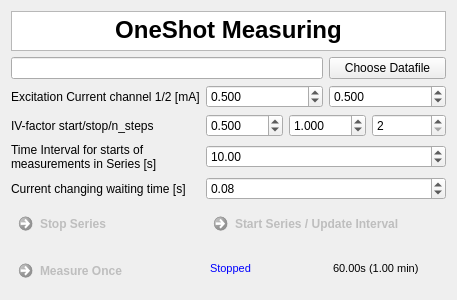
Above: configurations/OneShotMeasurement_multichannel.ui from Cryostat-GUI/Cryostat-GUI before the change. Below: the same form after it.
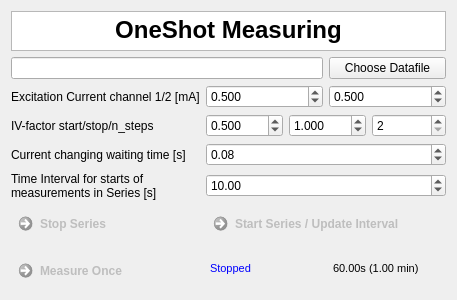
That is the form after the change.

```diff
--- a/configurations/OneShotMeasurement_multichannel.ui
+++ b/configurations/OneShotMeasurement_multichannel.ui
@@ -14,13 +14,17 @@
    <string>One Shot Measurement</string>
   </property>
   <layout class="QGridLayout" name="gridLayout">
-   <item row="5" column="1" colspan="2">
-    <widget class="QDoubleSpinBox" name="dspinInterval_s">
-     <property name="maximum">
-      <double>20000.000000000000000</double>
+   <item row="5" column="0">
+    <widget class="QLabel" name="label_3">
+     <property name="text">
+      <string>Current changing waiting time [s]</string>
      </property>
-     <property name="value">
-      <double>10.000000000000000</double>
+    </widget>
+   </item>
+   <item row="4" column="0">
+    <widget class="QLabel" name="label_2">
+     <property name="text">
+      <string>IV-factor start/stop/n_steps</string>
      </property>
     </widget>
    </item>
@@ -31,7 +35,7 @@
      </property>
     </widget>
    </item>
-   <item row="8" column="0">
+   <item row="10" column="0">
     <widget class="QCommandLinkButton" name="commandMeasure">
      <property name="enabled">
       <bool>false</bool>
@@ -56,13 +60,6 @@
      </property>
     </widget>
    </item>
-   <item row="4" column="0">
-    <widget class="QLabel" name="label_2">
-     <property name="text">
-      <string>IV-factor start/stop/n_steps</string>
-     </property>
-    </widget>
-   </item>
    <item row="4" column="1" colspan="2">
     <layout class="QGridLayout" name="gridLayout_2">
      <item row="0" column="2">
@@ -129,14 +126,6 @@
      </property>
     </widget>
    </item>
-   <item row="5" column="0">
-    <widget class="QLabel" name="label">
-     <property name="text">
-      <string>Time Interval for starts of 
-measurements in Series [s]</string>
-     </property>
-    </widget>
-   </item>
    <item row="2" column="1" colspan="2">
     <layout class="QGridLayout" name="gridLayout_3">
      <item row="0" column="1">
@@ -195,7 +184,7 @@
    <item row="1" column="0" colspan="2">
     <widget class="QLineEdit" name="lineDatafileLocation"/>
    </item>
-   <item row="7" column="0">
+   <item row="9" column="0">
     <widget class="QCommandLinkButton" name="commandStopSeries">
      <property name="enabled">
       <bool>false</bool>
@@ -205,17 +194,7 @@
      </property>
     </widget>
    </item>
-   <item row="7" column="1" colspan="2">
-    <widget class="QCommandLinkButton" name="commandStartSeries">
-     <property name="enabled">
-      <bool>false</bool>
-     </property>
-     <property name="text">
-      <string>Start Series / Update Interval</string>
-     </property>
-    </widget>
-   </item>
-   <item row="8" column="1">
+   <item row="10" column="1">
     <widget class="QTextBrowser" name="textrunning">
      <property name="enabled">
       <bool>false</bool>
@@ -247,7 +226,17 @@
      </property>
     </widget>
    </item>
-   <item row="8" column="2">
+   <item row="9" column="1" colspan="2">
+    <widget class="QCommandLinkButton" name="commandStartSeries">
+     <property name="enabled">
+      <bool>false</bool>
+     </property>
+     <property name="text">
+      <string>Start Series / Update Interval</string>
+     </property>
+    </widget>
+   </item>
+   <item row="10" column="2">
     <widget class="QTextBrowser" name="textinterval">
      <property name="enabled">
       <bool>false</bool>
@@ -270,20 +259,31 @@
      </property>
     </widget>
    </item>
-   <item row="6" column="0">
-    <widget class="QLabel" name="label_3">
+   <item row="8" column="0">
+    <widget class="QLabel" name="label">
      <property name="text">
-      <string>Current changing waiting time [s]</string>
+      <string>Time Interval for starts of 
+measurements in Series [s]</string>
      </property>
     </widget>
    </item>
-   <item row="6" column="1" colspan="2">
+   <item row="5" column="1" colspan="2">
     <widget class="QDoubleSpinBox" name="dSpinCurrent_revtime">
      <property name="value">
       <double>0.080000000000000</double>
      </property>
     </widget>
    </item>
+   <item row="8" column="1" colspan="2">
+    <widget class="QDoubleSpinBox" name="dspinInterval_s">
+     <property name="maximum">
+      <double>20000.000000000000000</double>
+     </property>
+     <property name="value">
+      <double>10.000000000000000</double>
+     </property>
+    </widget>
+   </item>
   </layout>
  </widget>
  <tabstops>
```
